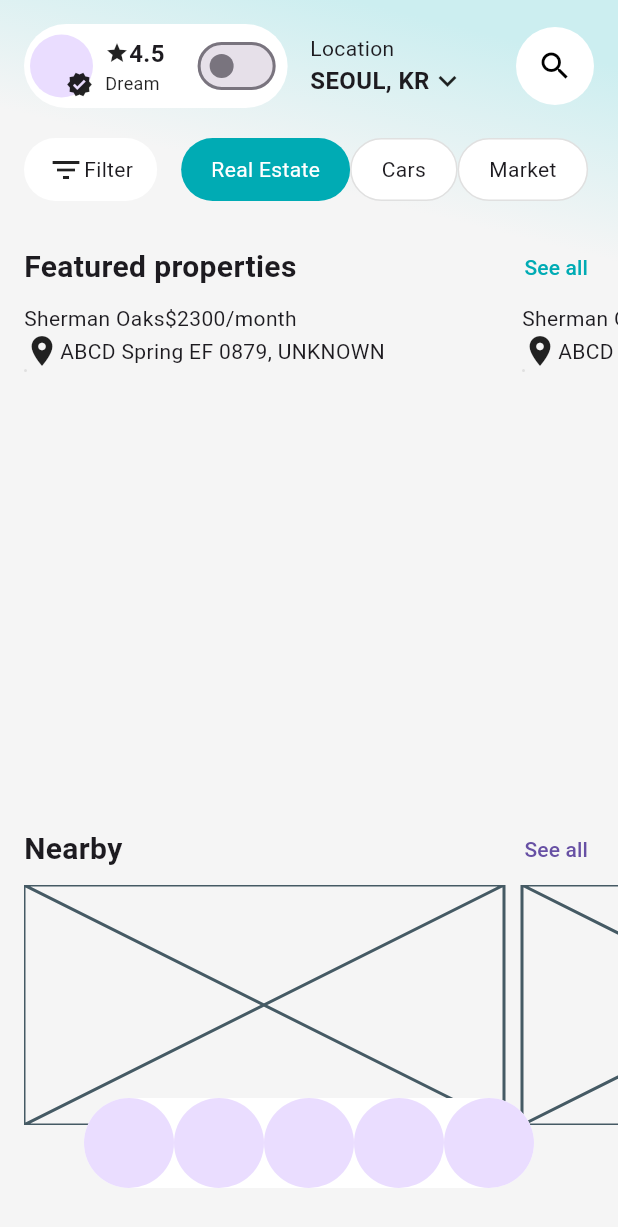
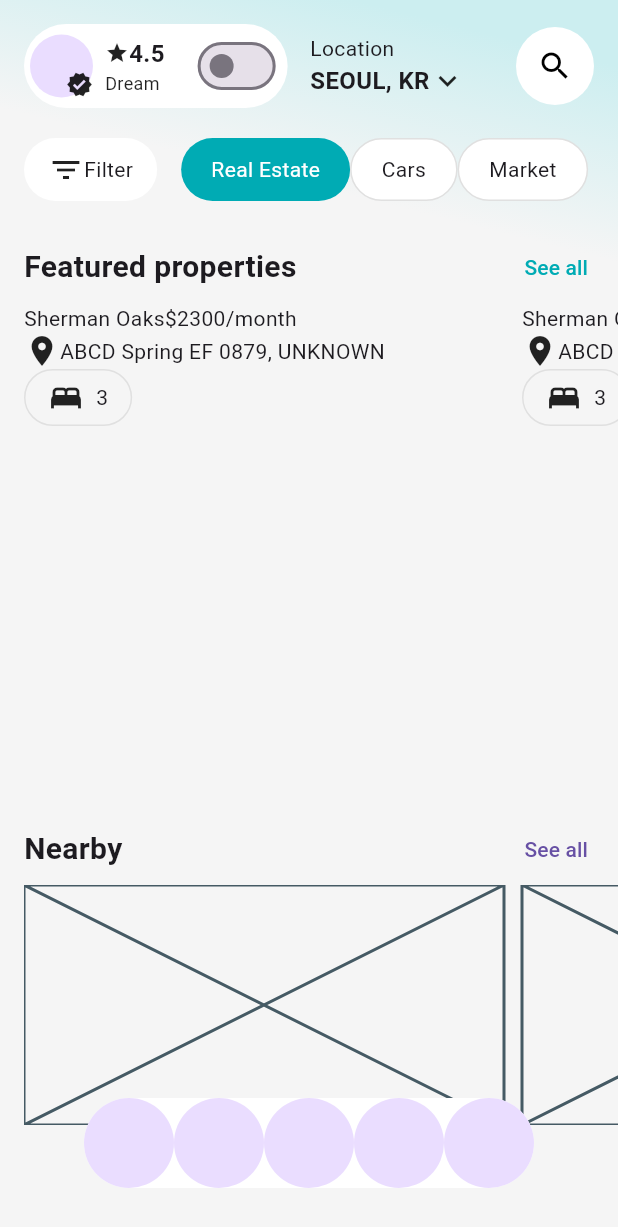
Before and after one commit to JAICHANGPARK/flutter_notebook_chapter_49, a Flutter app: the RealEstateHomePage screen opened directly, on a phone screen of 412 x 824 dp. Shown: the top 1227 px of the screen. Run offline on Flutter 3.47's test engine with Material 3 defaults, Android fonts, the phone set to English and light mode, and no system bars; our stand-ins replace dots_indicator, gap, google_fonts.

Commit message:
Update real_estate_home_page.dart

```diff
--- a/lib/ep2472_real_estate_app/ui/real_estate_home_page.dart
+++ b/lib/ep2472_real_estate_app/ui/real_estate_home_page.dart
@@ -268,10 +268,20 @@ class _RealEstateHomePageState extends State<RealEstateHomePage> {
                                               ),
                                             ),
                                           ),
+                                          padding: EdgeInsets.symmetric(
+                                            horizontal: 15,
+                                            vertical: 6,
+                                          ),
+                                          child: Row(
+                                            spacing: 8,
+                                            children: [
+                                              Icon(Icons.bed),
+                                              Text("3"),
+                                            ],
+                                          ),
                                         ),
                                       ],
-                                    )
-
+                                    ),
                                   ],
                                 ),
                               );
```
